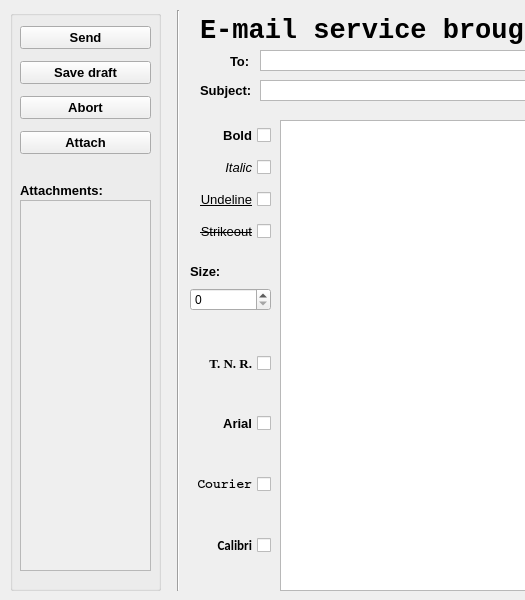
This is ui/EmailInterface.ui in GabyUnalaq/UNI_CRM_Project as Qt 5 draws it before an edit; both pictures show x 0 to 525 and y 0 to 600 of the 1306 by 600 pixel window. The edited form follows.
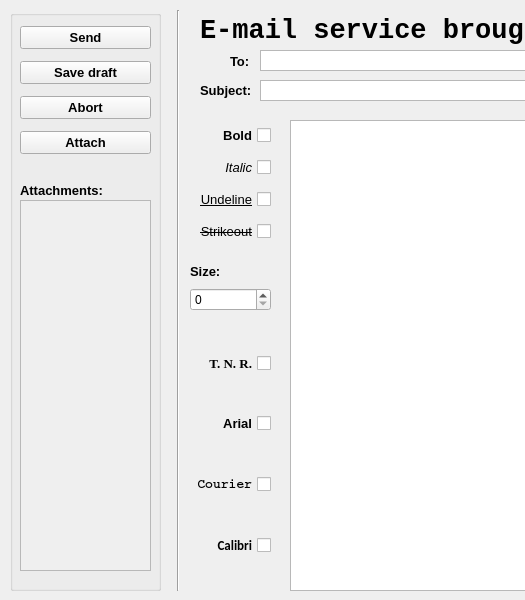
This is the edited form.

What changed in the file:
```diff
--- a/ui/EmailInterface.ui
+++ b/ui/EmailInterface.ui
@@ -34,25 +34,7 @@
     <string>E-mail service brought to you by The Joestars®</string>
    </property>
   </widget>
-  <widget class="QColumnView" name="Qtext_message">
-   <property name="geometry">
-    <rect>
-     <x>280</x>
-     <y>120</y>
-     <width>1011</width>
-     <height>471</height>
-    </rect>
-   </property>
-   <property name="font">
-    <font>
-     <pointsize>10</pointsize>
-    </font>
-   </property>
-   <property name="cursor" stdset="0">
-    <cursorShape>IBeamCursor</cursorShape>
-   </property>
-  </widget>
-  <widget class="QPlainTextEdit" name="Qtext_to">
+  <widget class="QTextEdit" name="Qtext_to">
    <property name="geometry">
     <rect>
      <x>260</x>
@@ -379,7 +361,7 @@
     </item>
    </layout>
   </widget>
-  <widget class="QWidget" name="">
+  <widget class="QWidget" name="layoutWidget">
    <property name="geometry">
     <rect>
      <x>190</x>
@@ -408,7 +390,7 @@
     </item>
    </layout>
   </widget>
-  <widget class="QWidget" name="">
+  <widget class="QWidget" name="layoutWidget">
    <property name="geometry">
     <rect>
      <x>190</x>
@@ -494,6 +476,16 @@
     </item>
    </layout>
   </widget>
+  <widget class="QPlainTextEdit" name="Qtext_message">
+   <property name="geometry">
+    <rect>
+     <x>290</x>
+     <y>120</y>
+     <width>1001</width>
+     <height>471</height>
+    </rect>
+   </property>
+  </widget>
  </widget>
  <resources/>
  <connections/>
```
Left out of the diff: 4 changed lines with no effect on the pictures.
